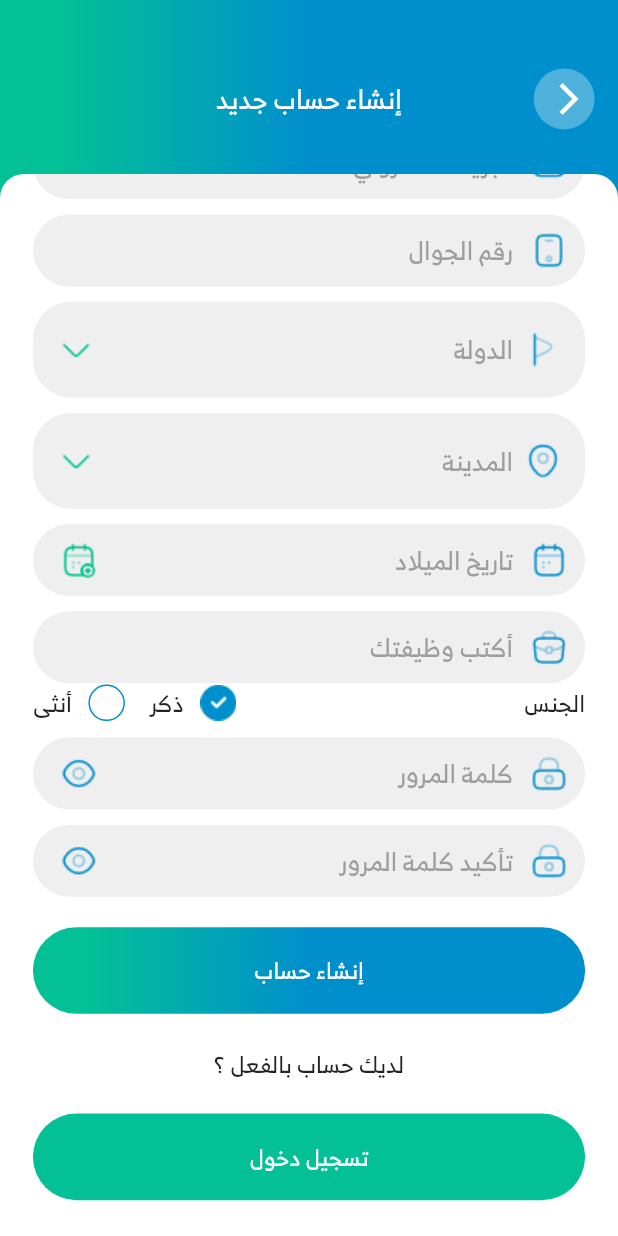
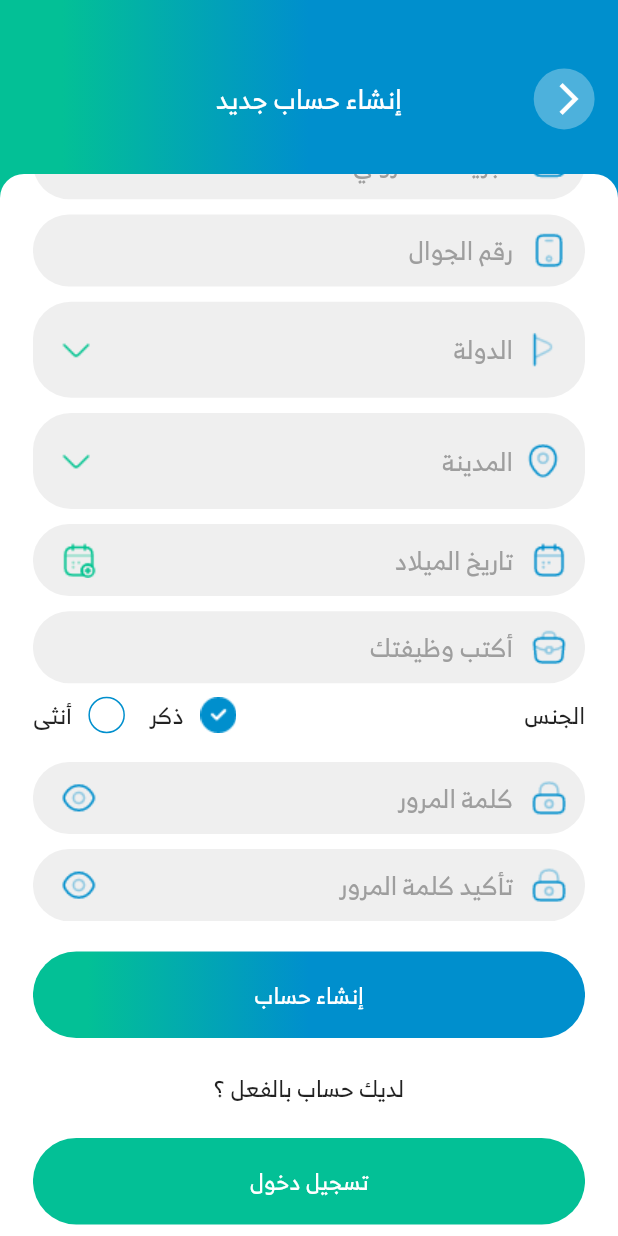
Before and after one commit to mrgnedy/dreams, a Flutter app: the RegisterScreen screen opened directly, scrolled down 447 dp, on a phone screen of 412 x 824 dp. Run offline on Flutter 3.47's test engine with Material 2 defaults, Android fonts, the phone set to English and light mode, and no system bars; our stand-ins replace carousel_slider, csv, easy_localization, flutter_bloc, flutter_screenutil, fluttertoast and 3 more; accounts and stored records are empty; network calls fail; project files that could hold a hidden picture were left out.

Commit message:
update phase 2

```diff
--- a/lib/const/resource.dart
+++ b/lib/const/resource.dart
@@ -6,6 +6,9 @@ class R {
 
   /// ![preview](file:///Users/gulfterminal/Downloads/dreams/assets/docs/azkar.csv)
   static const String ASSETS_DOCS_AZKAR_CSV = 'assets/docs/azkar.csv';
+
+  /// ![preview](file:///Users/gulfterminal/Downloads/dreams/assets/docs/pdf-test.pdf)
+  static const String ASSETS_DOCS_PDF_TEST_PDF = 'assets/docs/pdf-test.pdf';
 
   /// ![preview](file:///Users/gulfterminal/Downloads/dreams/assets/images/add_user.png)
   static const String ASSETS_IMAGES_ADD_USER_PNG = 'assets/images/add_user.png';
--- a/lib/features/auth/data/models/auth_state.dart
+++ b/lib/features/auth/data/models/auth_state.dart
@@ -106,7 +106,7 @@ class AuthData {
       this.countries,
       this.cities,
       this.smsCode,
-      this.isRemember = false,
+      this.isRemember = true,
       this.state = const Result.init()});
 
   AuthData copyWith({
--- a/lib/features/auth/ui/register.dart
+++ b/lib/features/auth/ui/register.dart
@@ -213,7 +213,9 @@ class GenderSelect extends StatelessWidget {
 
   @override
   Widget build(BuildContext context) {
-    return Row(
+    return Padding(
+      padding:   EdgeInsets.symmetric(vertical:8.0.h),
+      child: Row(
         mainAxisAlignment: MainAxisAlignment.spaceBetween,
         children: [
           const Text("الجنس"),
@@ -232,6 +234,7 @@ class GenderSelect extends StatelessWidget {
             // children[]
           )
         ],
+      ),
     );
   }
 
--- a/lib/features/home/ro2ya/data/models/dreams_model.dart
+++ b/lib/features/home/ro2ya/data/models/dreams_model.dart
@@ -107,7 +107,7 @@ class DreamData {
   final int interpreter_id;
   final MoaberData interpreter;
   final AuthData user;
-  final List<QAModel> answers;
+  final List<Answer> answers;
   final String interpreter_answer;
   final String interpreter_answer2;
   final String createdAt;
@@ -132,7 +132,7 @@ class DreamData {
     int? user_id,
     int? interpreter_id,
     MoaberData? interpreter,
-    List<QAModel>? answers,
+    List<Answer>? answers,
     String? interpreter_answer,
     String? interpreter_answer2,
     String? createdAt,
@@ -178,7 +178,7 @@ class DreamData {
       interpreter: MoaberData.fromMap((map['interpreter'] ?? {})),
       user: AuthData.fromMap((map['user'] ?? {})),
       answers:
-          List<QAModel>.from((map['answers']).map((e) => QAModel.fromMap(e))),
+          List<Answer>.from((map['answers']).map((e) => Answer.fromMap(e))),
       interpreter_answer: map['interpreter_answer'] as String,
       interpreter_answer2: map['interpreter_answer2'] as String,
       createdAt: map['created_at'] as String,
--- a/lib/helperWidgets/app_text_field.dart
+++ b/lib/helperWidgets/app_text_field.dart
@@ -67,8 +67,9 @@ class _AppTextFormFieldState extends State<AppTextFormField> {
               firstDate: DateTime(1990),
               lastDate: DateTime.now(),
             );
+            if(date==null) return;
             setState(() {
-              ctrler.text = date.toString().split(' ').first.replaceAll('/', '-');
+              ctrler.text = date.toString().split(' ').first.replaceAll('/', '-') ;
               widget.onChanged?.call (ctrler.text);
             });
           },
--- a/lib/utils/network_client.dart
+++ b/lib/utils/network_client.dart
@@ -18,7 +18,7 @@ class NetworkClient {
 
   // getRequest(String url, {headers}) {}
   Future getRequest(url, {headers}) async {
-    log("Get request: $url\nToken: ${di<AuthCubit>().state.api_token!}");
+    log("Get request: $url\nToken: ${di<AuthCubit>().state.api_token??''}");
     try {
       final response = await get(Uri.parse(url),
           headers: headers ?? (this.headers..['Authorization'] = "Bearer " + (di<AuthCubit>().state.api_token??"")));
--- a/lib/utils/validators.dart
+++ b/lib/utils/validators.dart
@@ -4,6 +4,9 @@ import 'package:easy_localization/easy_localization.dart';
 class Validators {
   static String? email(String? s) => s!.isEmpty
       ? LocaleKeys.incorrectValidator.tr(args: [LocaleKeys.email.tr()])
+      : null;
+  static String? generalValidator(String? s) => s!.isEmpty
+      ? LocaleKeys.generalValidator.tr(args: [LocaleKeys.email.tr()])
       : null;
   static String? phone(String? s) => s!.isEmpty
       ? LocaleKeys.incorrectValidator.tr(args: [LocaleKeys.phone.tr()])
```
Also changed, not shown: lib/features/home/references/ui/references.dart (+8 -6 lines), lib/features/home/ro2ya/ui/ro2ya_details.dart (+46 -6 lines), lib/features/home/ui/navigation_screen.dart (+14 -0 lines), 1 other file. Lines whose indentation alone changed are shown as unchanged.
